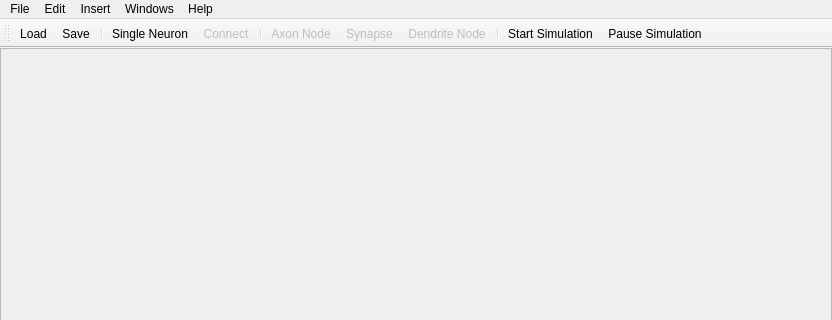
lucksus/neuro_edit, file NeuroEdit/mainwindow.ui: the form before one commit; both pictures show x 0 to 832 and y 0 to 320 of the 832 by 599 pixel window.
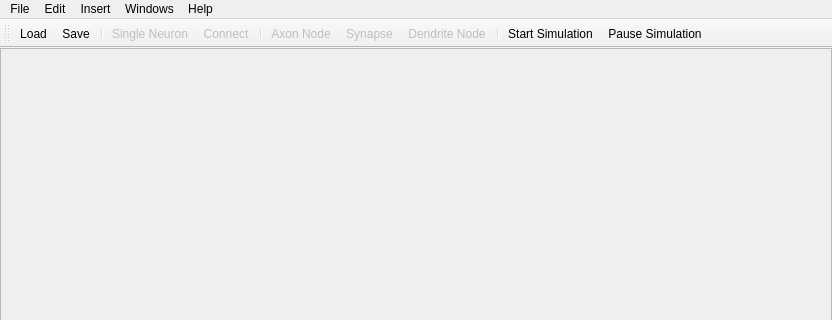
The form after the commit. Icons and pictures are not drawn.

Commit message: Action: new neuron only enabled when a network is opened.

```diff
--- a/NeuroEdit/mainwindow.ui
+++ b/NeuroEdit/mainwindow.ui
@@ -118,6 +118,9 @@
   </widget>
   <widget class="QStatusBar" name="statusBar"/>
   <action name="actionSingle_Neuron">
+   <property name="enabled">
+    <bool>false</bool>
+   </property>
    <property name="icon">
     <iconset resource="icons.qrc">
      <normaloff>:/icons/Resources/add_neuron.png</normaloff>:/icons/Resources/add_neuron.png</iconset>
```
The commit also changes 1 other file.
